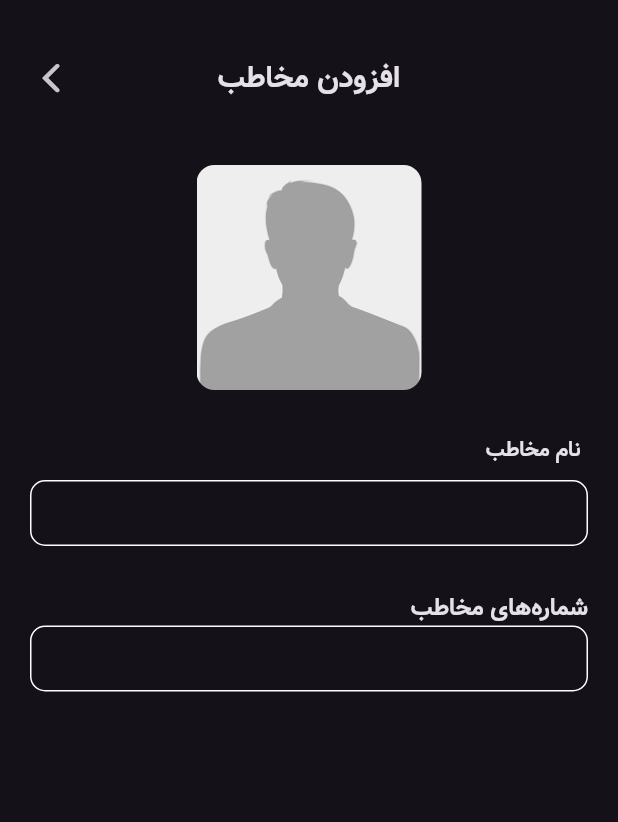
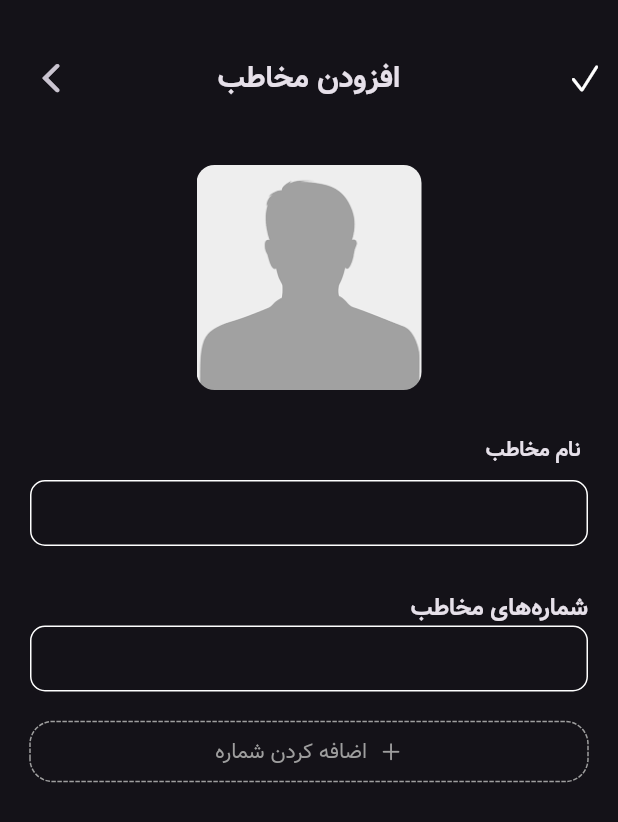
Before and after one commit to pooya-dani76/Contact-App, a Flutter app: the screen it shows after launch, after a tap on the "add" icon, on a phone screen of 412 x 824 dp. Shown: the top 822 px of the screen. Run offline on Flutter 3.47's test engine with Material 3 defaults, Android fonts, the phone set to English and light mode, and no system bars; drawn by our look-alikes of auto_size_text, dotted_border; our stand-ins replace another_flushbar, file_picker, get, hive, hive_flutter, logger and 1 more; accounts and stored records are empty.

Commit message:
complete EditPage, fix databse closed error

```diff
--- a/lib/main.dart
+++ b/lib/main.dart
@@ -29,7 +29,11 @@ class MyApp extends StatelessWidget {
       title: 'Contacts',
       getPages: Pages.pages,
       initialRoute: Routes.homePage,
-          theme: ThemeData.dark(),
+      theme: ThemeData.dark(useMaterial3: true).copyWith(
+        highlightColor: Colors.transparent,
+        splashColor: Colors.transparent,
+        splashFactory: NoSplash.splashFactory,
+      ),
       builder: (context, child) {
         final mediaQueryData = MediaQuery.of(context);
         return Directionality(
--- a/lib/pages/edit_page/view/edit_page_view.dart
+++ b/lib/pages/edit_page/view/edit_page_view.dart
@@ -1,9 +1,12 @@
+import 'package:dotted_border/dotted_border.dart';
+import 'package:flutter/cupertino.dart';
 import 'package:flutter/material.dart';
 import 'package:get/get.dart';
 import 'package:special_phone_book/pages/edit_page/controller/edit_page_controller.dart';
 import 'package:special_phone_book/pages/widgets/app_bar.dart';
 import 'package:special_phone_book/pages/widgets/avatar.dart';
 import 'package:special_phone_book/pages/widgets/back_button.dart';
+import 'package:special_phone_book/pages/widgets/custom_button.dart';
 import 'package:special_phone_book/pages/widgets/custom_text.dart';
 import 'package:special_phone_book/pages/widgets/custom_text_field.dart';
 
@@ -18,9 +21,15 @@ class EditPage extends StatelessWidget {
     return Scaffold(
       body: Column(
         children: [
-          const CustomAppBar(
+          CustomAppBar(
             title: 'افزودن مخاطب',
-            trailing: [Spacer(), CustomBackButton()],
+            trailing: const [Spacer(), CustomBackButton()],
+            leading: [
+              CustomButton(
+                onTap: () async => await editPageController.saveContact(),
+                child: const Icon(CupertinoIcons.check_mark),
+              )
+            ],
           ),
           const SizedBox(height: 20),
           Expanded(child: GetBuilder<EditPageController>(builder: (editPageController) {
@@ -29,9 +38,12 @@ class EditPage extends StatelessWidget {
               physics: const BouncingScrollPhysics(),
               children: [
                 Center(
-                  child: Avatar(
-                    image: editPageController.picPath ?? '',
-                    maxSize: const Size(150, 150),
+                  child: InkWell(
+                    onTap: editPageController.setPicture,
+                    child: Avatar(
+                      image: editPageController.picPath,
+                      maxSize: const Size(150, 150),
+                    ),
                   ),
                 ),
                 const SizedBox(height: 30),
@@ -49,11 +61,57 @@ class EditPage extends StatelessWidget {
                   physics: const NeverScrollableScrollPhysics(),
                   shrinkWrap: true,
                   itemCount: editPageController.numberControllers.length,
-                  itemBuilder: (context, index) => CustomTextField(
-                    controller: editPageController.numberControllers[index],
-                    onlyNumeric: true,
+                  itemBuilder: (context, index) => Column(
+                    children: [
+                      Row(
+                        children: [
+                          if (editPageController.numberControllers.length > 1) ...{
+                            CustomButton(
+                              onTap: ()=> editPageController.removeNumber(index: index),
+                              maxSize: const Size(40, 40),
+                              color: Colors.red,
+                              child: const Icon(CupertinoIcons.minus),
+                            ),
+                            const SizedBox(width: 15),
+                          },
+                          Expanded(
+                            child: CustomTextField(
+                              controller: editPageController.numberControllers[index],
+                              onlyNumeric: true,
+                            ),
+                          ),
+                        ],
+                      ),
+                      const SizedBox(height: 10)
+                    ],
                   ),
-                )
+                ),
+                const SizedBox(height: 10),
+                InkWell(
+                  onTap: editPageController.addNumber,
+                  child: DottedBorder(
+                      radius: const Radius.circular(15),
+                      borderType: BorderType.RRect,
+                      color: Colors.grey,
+                      child: const Padding(
+                        padding: EdgeInsets.all(8.0),
+                        child: Row(
+                          mainAxisAlignment: MainAxisAlignment.center,
+                          children: [
+                            Icon(
+                              CupertinoIcons.add,
+                              color: Colors.grey,
+                              size: 16,
+                            ),
+                            SizedBox(width: 8),
+                            CustomText(
+                              text: 'اضافه کردن شماره',
+                              color: Colors.grey,
+                            ),
+                          ],
+                        ),
+                      )),
+                ),
               ],
             );
           }))
--- a/lib/pages/widgets/avatar.dart
+++ b/lib/pages/widgets/avatar.dart
@@ -1,3 +1,5 @@
+import 'dart:io';
+
 import 'package:flutter/material.dart';
 
 class Avatar extends StatelessWidget {
@@ -20,7 +22,9 @@ class Avatar extends StatelessWidget {
         shape: BoxShape.rectangle,
         image: DecorationImage(
           fit: BoxFit.fill,
-          image: AssetImage(image.isNotEmpty ? image : 'assets/images/unknown_person.png'),
+          image: image.isNotEmpty
+              ? FileImage(File(image))
+              : const AssetImage('assets/images/unknown_person.png'),
         ),
       ),
       constraints: BoxConstraints(
--- a/pubspec.yaml
+++ b/pubspec.yaml
@@ -47,6 +47,8 @@ dependencies:
   flutter_svg:
   hive: ^2.2.3
   hive_flutter: ^1.1.0
+  dotted_border: ^2.1.0
+  image_cropper: ^8.0.2
 
 dev_dependencies:
   flutter_test:
```
Also changed, not shown: lib/pages/detail_page/view/detail_page_view.dart (+7 -7 lines), lib/pages/edit_page/controller/edit_page_controller.dart (+58 -3 lines), lib/storage/functions/functions.dart (+5 -32 lines), pubspec.lock, 1 other file. Lines whose indentation alone changed are shown as unchanged.
